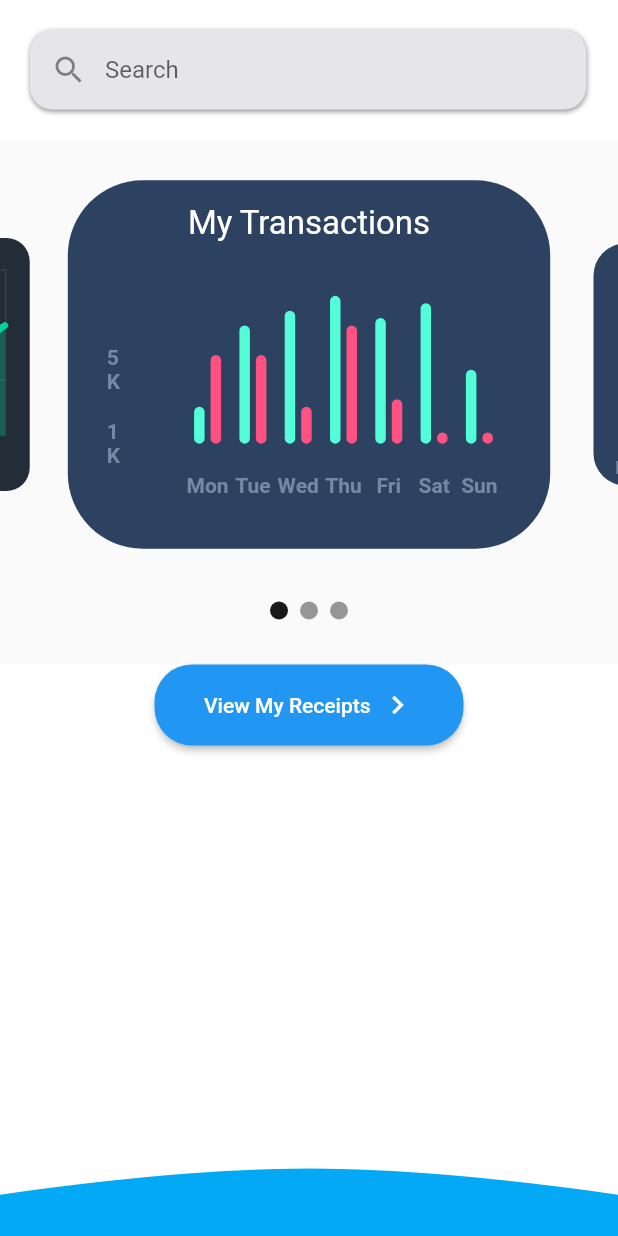
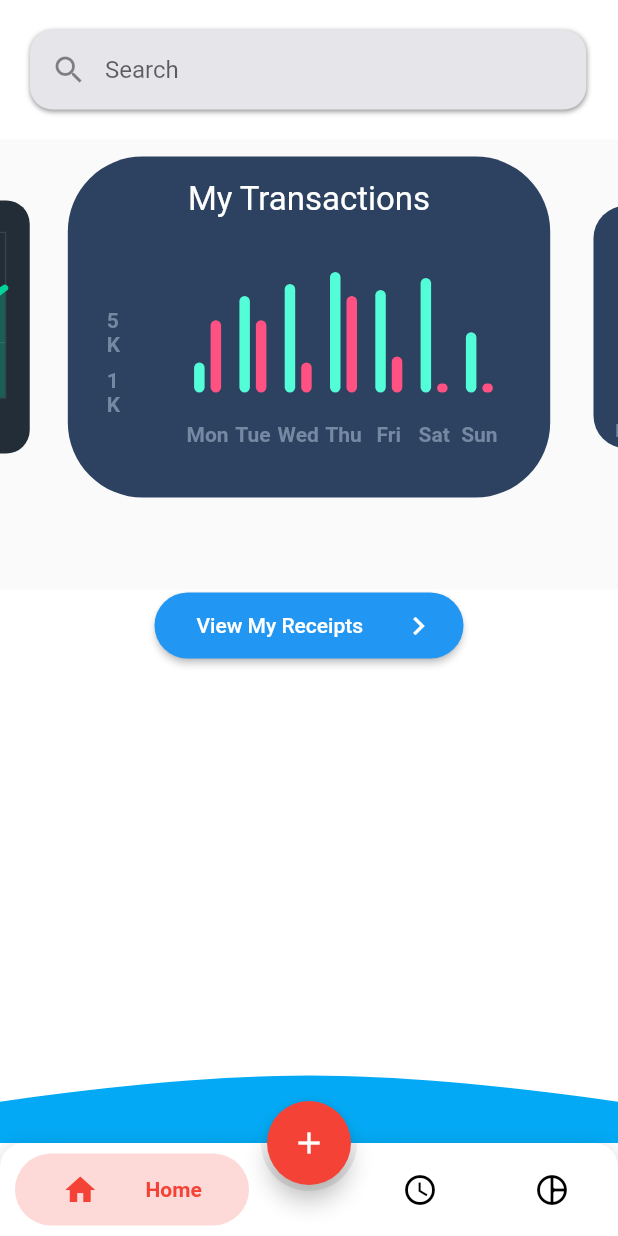
Before and after one commit to sriharivishnu/ReceiptHub, a Flutter app: the screen it shows after launch, after a tap on "Login", on a phone screen of 412 x 824 dp. Run offline on Flutter 3.47's test engine with Material 2 defaults, Android fonts, the phone set to English and light mode, and no system bars; drawn by our look-alikes of bubble_bottom_bar, carousel_slider, fl_chart; missing offline and left inert: nfc_manager.

Commit message:
add nav bar

```diff
--- a/receipthub/lib/components/PhysicsBox.dart
+++ b/receipthub/lib/components/PhysicsBox.dart
@@ -94,7 +94,7 @@ class BoxState extends State<PhysicsBox> with TickerProviderStateMixin {
       start = null;
       point = null;
       if (boxPosition! > 0.3 && !expanded) {
-        expanded = true;
+        expanded = false;
       } else if (boxPosition! < 0.7 && expanded) {
         expanded = false;
       }
--- a/receipthub/lib/components/chart3.dart
+++ b/receipthub/lib/components/chart3.dart
@@ -46,7 +46,7 @@ class BarChartSample2State extends State<BarChartSample2> {
   @override
   Widget build(BuildContext context) {
     return AspectRatio(
-      aspectRatio: 1.3,
+      aspectRatio: 1.4,
       child: Card(
         elevation: 0,
         shape: RoundedRectangleBorder(borderRadius: BorderRadius.circular(50)),
--- a/receipthub/lib/home/home.dart
+++ b/receipthub/lib/home/home.dart
@@ -1,3 +1,4 @@
+import 'package:bubble_bottom_bar/bubble_bottom_bar.dart';
 import 'package:carousel_slider/carousel_controller.dart';
 import 'package:carousel_slider/carousel_slider.dart';
 import 'package:flutter/cupertino.dart';
@@ -7,6 +8,7 @@ import '../components/PhysicsBox.dart';
 import '../components/chart.dart';
 import '../components/chart2.dart';
 import '../components/chart3.dart';
+import '../nfc/nfc.dart';
 import '../receipts/receipts.dart';
 
 class MyHomePage extends StatefulWidget {
@@ -21,13 +23,23 @@ class MyHomePage extends StatefulWidget {
 class _MyHomePageState extends State<MyHomePage> {
   TextStyle style = TextStyle(fontFamily: 'Montserrat', fontSize: 20.0);
 
+  int current_page = 0;
+
   void goToReceiptsPage() {
+    print("HERE");
     Navigator.push(
       context,
       MaterialPageRoute(
           builder: (context) => ReceiptPage(
                 title: "My Receipts",
               )),
+    );
+  }
+
+  void goToAddReceipt() {
+    Navigator.push(
+      context,
+      MaterialPageRoute(builder: (context) => TagReadPage.create()),
     );
   }
 
@@ -74,51 +86,110 @@ class _MyHomePageState extends State<MyHomePage> {
                 children: [searchBar],
               ),
               // BarChartSample3(),
-                    Container(height: 350, child: GalleryView()),
+              Container(height: 300, child: GalleryView()),
 
               Container(
                   width: screenWidth * 0.5,
-                      child: ElevatedButton(
-                        onPressed: () {
-                          goToReceiptsPage();
-                        },
-                        style: ButtonStyle(
-                            shape: MaterialStateProperty.all<
-                                RoundedRectangleBorder>(
-                              RoundedRectangleBorder(
-                                borderRadius: BorderRadius.circular(25.0),
-                              ),
-                            ),
-                            padding: MaterialStateProperty.all<EdgeInsets>(
-                                EdgeInsets.all(15))),
-                        child: Row(
-                          children: <Widget>[
-                            SizedBox(width: 18),
-                            Text("View My Receipts",
-                                textAlign: TextAlign.center,
-                                style: TextStyle(color: Colors.white)),
-                            SizedBox(width: 6),
-                            Icon(Icons.chevron_right, color: Colors.white),
-                          ],
-                        ),
-                      ),
-                    )
+                  child: Button(
+                    text: "View My Receipts",
+                    callback: goToReceiptsPage,
+                  )),
             ]),
             Positioned(
                 bottom: 0,
                 child: PhysicsBox(
                   boxPosition: 0.1,
-                        children: [
-                          // Center(
-                          //     child: MaterialButton(
-                          //         onPressed: () {},
-                          //         color: Colors.indigo,
-                          //         minWidth: 100,
-                          //         child: Text("Add Receipt",
-                          //             style: TextStyle(color: Colors.white))))
+                  children: [],
+                ))
+          ]),
+          floatingActionButton: FloatingActionButton(
+            onPressed: () {
+              goToAddReceipt();
+            },
+            child: Icon(Icons.add),
+            backgroundColor: Colors.red,
+          ),
+          floatingActionButtonLocation:
+              FloatingActionButtonLocation.centerDocked,
+          bottomNavigationBar: BubbleBottomBar(
+            opacity: .2,
+            currentIndex: current_page,
+            onTap: (i) => {print(i)},
+            borderRadius: BorderRadius.vertical(top: Radius.circular(16)),
+            elevation: 8,
+            fabLocation: BubbleBottomBarFabLocation.center, //new
+            hasNotch: true, //new
+            hasInk: true, //new, gives a cute ink effect
+            inkColor:
+                Colors.black12, //optional, uses theme color if not specified
+            items: <BubbleBottomBarItem>[
+              BubbleBottomBarItem(
+                  backgroundColor: Colors.red,
+                  icon: Icon(
+                    Icons.home,
+                    color: Colors.black,
+                  ),
+                  activeIcon: Icon(
+                    Icons.home,
+                    color: Colors.red,
+                  ),
+                  title: Text("Home")),
+              BubbleBottomBarItem(
+                  backgroundColor: Colors.deepPurple,
+                  icon: Icon(
+                    Icons.access_time,
+                    color: Colors.black,
+                  ),
+                  activeIcon: Icon(
+                    Icons.access_time,
+                    color: Colors.deepPurple,
+                  ),
+                  title: Text("Receipts")),
+              BubbleBottomBarItem(
+                  backgroundColor: Colors.indigo,
+                  icon: Icon(
+                    Icons.pie_chart_outline_rounded,
+                    color: Colors.black,
+                  ),
+                  activeIcon: Icon(
+                    Icons.pie_chart_outline_rounded,
+                    color: Colors.indigo,
+                  ),
+                  title: Text("Trends"))
             ],
-                      ))
-                ]))));
+          ),
+        )));
+  }
+}
+
+class Button extends StatelessWidget {
+  final GestureTapCallback callback;
+  final String text;
+  Button({Key? key, required this.callback, required this.text})
+      : super(key: key);
+
+  @override
+  Widget build(BuildContext context) {
+    return ElevatedButton(
+      onPressed: callback,
+      style: ButtonStyle(
+          shape: MaterialStateProperty.all<RoundedRectangleBorder>(
+            RoundedRectangleBorder(
+              borderRadius: BorderRadius.circular(25.0),
+            ),
+          ),
+          padding: MaterialStateProperty.all<EdgeInsets>(EdgeInsets.all(10))),
+      child: Row(
+        children: <Widget>[
+          SizedBox(width: 18),
+          Text(this.text,
+              textAlign: TextAlign.center,
+              style: TextStyle(color: Colors.white)),
+          SizedBox(width: 25),
+          Icon(Icons.chevron_right, color: Colors.white),
+        ],
+      ),
+    );
   }
 }
 
@@ -145,35 +216,16 @@ class _GalleryViewState extends State<GalleryView> {
         CarouselSlider(
           options: CarouselOptions(
             autoPlay: true,
-            aspectRatio: 1.0,
-            height: 300,
+            aspectRatio: 1.4,
+            height: 250,
             enlargeCenterPage: true,
-            autoPlayAnimationDuration: Duration(seconds: 1),
+            autoPlayAnimationDuration: Duration(seconds: 3),
           ),
           items: graphList
               .map((item) =>
                   Container(alignment: Alignment.center, child: item) as Widget)
               .toList(),
         ),
-        Row(
-          mainAxisAlignment: MainAxisAlignment.center,
-          children: graphList.asMap().entries.map((entry) {
-            return GestureDetector(
-              onTap: () => _controller.animateToPage(entry.key),
-              child: Container(
-                width: 12.0,
-                height: 12.0,
-                margin: EdgeInsets.symmetric(vertical: 8.0, horizontal: 4.0),
-                decoration: BoxDecoration(
-                    shape: BoxShape.circle,
-                    color: (Theme.of(context).brightness == Brightness.dark
-                            ? Colors.white
-                            : Colors.black)
-                        .withOpacity(_current == entry.key ? 0.9 : 0.4)),
-              ),
-            );
-          }).toList(),
-        ),
       ]),
     );
   }
--- a/receipthub/lib/login.dart
+++ b/receipthub/lib/login.dart
@@ -1,12 +1,7 @@
 import 'package:flutter/cupertino.dart';
-import 'package:flutter/gestures.dart';
 import 'package:flutter/material.dart';
-import 'package:receipthub/SizeConfig.dart';
 import 'package:receipthub/constants.dart';
 import 'package:receipthub/routeFunctions.dart';
-
-import 'home/home.dart';
-import 'login/register.dart';
 
 class LoginPage extends StatefulWidget {
   LoginPage({Key? key, required this.title}) : super(key: key);
@@ -71,8 +66,8 @@ class _LoginPageState extends State<LoginPage> with TickerProviderStateMixin {
         },
         child: Text("Login",
             textAlign: TextAlign.center,
-            style: style.copyWith(
-                color: darkBlue, fontWeight: FontWeight.bold)),
+            style:
+                style.copyWith(color: darkBlue, fontWeight: FontWeight.bold)),
       ),
     );
     final registerMessage = Container(
@@ -81,7 +76,8 @@ class _LoginPageState extends State<LoginPage> with TickerProviderStateMixin {
         mainAxisAlignment: MainAxisAlignment.center,
         crossAxisAlignment: CrossAxisAlignment.center,
         children: <Widget>[
-            Padding(padding: EdgeInsets.all(5.0),
+          Padding(
+            padding: EdgeInsets.all(5.0),
             child: Text(
               "Don't have an account?",
               style: style.copyWith(
@@ -91,11 +87,14 @@ class _LoginPageState extends State<LoginPage> with TickerProviderStateMixin {
             ),
           ),
           GestureDetector(
-                child: Text("Sign Up", style: TextStyle(fontSize: 14.0, decoration: TextDecoration.underline, color: Colors.blue)),
+              child: Text("Sign Up",
+                  style: TextStyle(
+                      fontSize: 14.0,
+                      decoration: TextDecoration.underline,
+                      color: Colors.blue)),
               onTap: () {
                 Navigator.of(context).push(createRouteToRegister());
-                }
-            ),
+              }),
         ],
       ),
     );
@@ -111,7 +110,8 @@ class _LoginPageState extends State<LoginPage> with TickerProviderStateMixin {
               crossAxisAlignment: CrossAxisAlignment.center,
               mainAxisAlignment: MainAxisAlignment.center,
               children: <Widget>[
-                    Padding(padding: EdgeInsets.fromLTRB(0, 0, 0, 30),
+                Padding(
+                  padding: EdgeInsets.fromLTRB(0, 0, 0, 30),
                   child: Text(
                     "ReceiptHub",
                     style: style.copyWith(
@@ -124,18 +124,19 @@ class _LoginPageState extends State<LoginPage> with TickerProviderStateMixin {
                 Padding(
                     padding: const EdgeInsets.fromLTRB(0, 0, 0, 40),
                     child: defaultLogo),
-                    SizedBox(height: 45.0),
+                SizedBox(height: 25.0),
                 emailField,
                 SizedBox(height: 25.0),
                 passwordField,
                 Padding(
-                            padding: EdgeInsets.fromLTRB(0, 30, 0, 0),
+                  padding: EdgeInsets.fromLTRB(30, 20, 30, 0),
                   child: SizedBox(
-                              height: 65.0,
+                    height: 55.0,
                     child: loginButton,
                   ),
                 ),
-                    Padding(padding: EdgeInsets.fromLTRB(0, 30, 0, 0),
+                Padding(
+                    padding: EdgeInsets.fromLTRB(0, 10, 0, 0),
                     child: registerMessage),
               ],
             ),
@@ -147,8 +148,8 @@ class _LoginPageState extends State<LoginPage> with TickerProviderStateMixin {
 }
 
 class FormFieldWidget extends StatelessWidget {
-  static const TextStyle style = TextStyle(fontFamily: 'Montserrat', fontSize: 20.0);
-
+  static const TextStyle style =
+      TextStyle(fontFamily: 'Montserrat', fontSize: 20.0);
 
   const FormFieldWidget({
     required this.labelText,
@@ -169,8 +170,10 @@ class FormFieldWidget extends StatelessWidget {
           hintStyle: TextStyle(color: textBlue),
           labelStyle: TextStyle(color: textBlue),
           floatingLabelBehavior: FloatingLabelBehavior.always,
-          suffixIcon: Padding(padding: EdgeInsets.fromLTRB(0, 0, 10, 0),
-            child: Image.asset(this.icon,
+          suffixIcon: Padding(
+            padding: EdgeInsets.fromLTRB(0, 0, 10, 0),
+            child: Image.asset(
+              this.icon,
               width: 30,
               height: 30,
             ),
--- a/receipthub/pubspec.yaml
+++ b/receipthub/pubspec.yaml
@@ -26,6 +26,10 @@ dependencies:
     sdk: flutter
   fl_chart: ^0.36.2
   carousel_slider: ^4.0.0
+  nfc_manager:
+  provider: ^5.0.0
+  bubble_bottom_bar: ^1.2.0
+
 
 
   # The following adds the Cupertino Icons font to your application.
```
Also changed, not shown: receipthub/lib/nfc/nfc.dart (added, +127 -0 lines), receipthub/pubspec.lock, 12 other files. Lines whose indentation alone changed are shown as unchanged.
